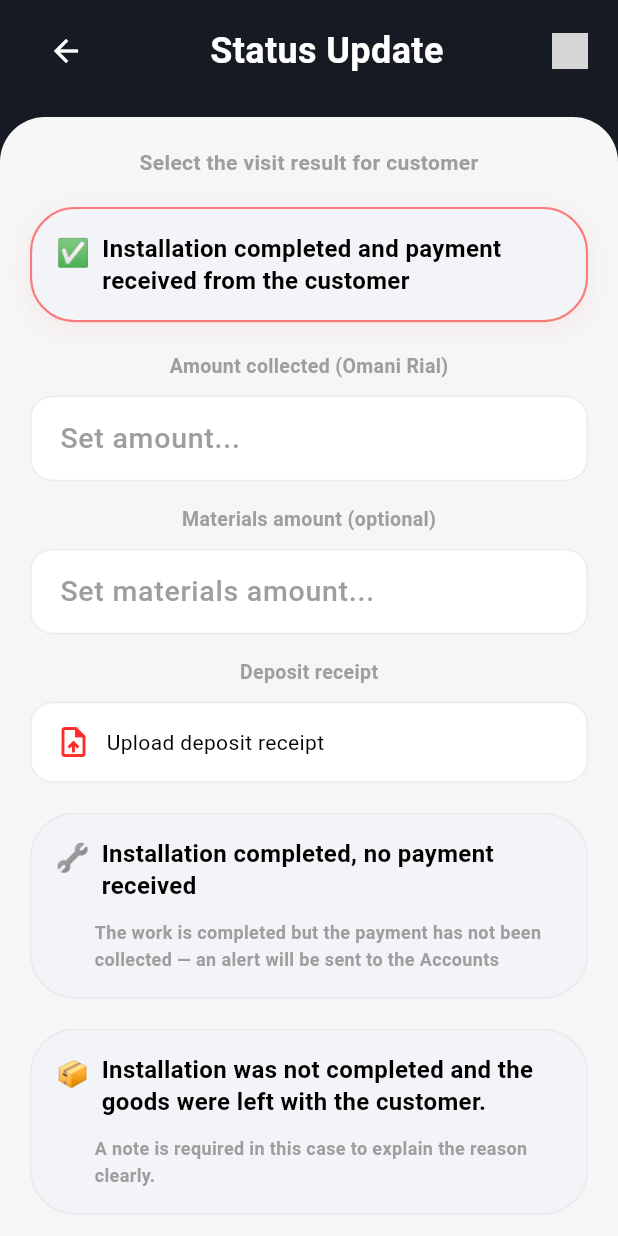
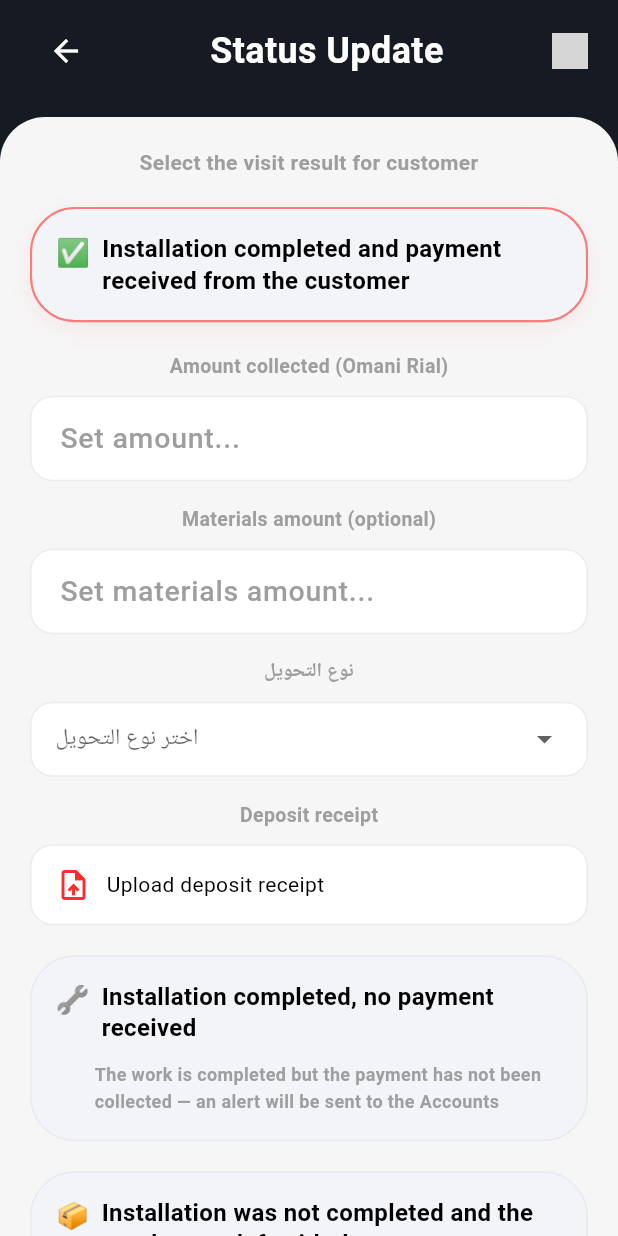
Before and after one commit to Amira098/ZoomProvider, a Flutter app: the StatusUpdateScreen screen opened directly with empty values, on a phone screen of 412 x 824 dp. Run offline on Flutter 3.47's test engine with Material 3 defaults, Android fonts, the phone set to English and light mode, and no system bars; drawn by our look-alikes of skeletonizer; our stand-ins replace bloc, cached_network_image, device_info_plus, dio, easy_localization, equatable and 18 more; missing offline and left inert: flutter_udid, network_info_plus, onesignal_flutter; accounts and stored records are empty; generated files the repository leaves out were written again; network calls fail; Roboto replaces fonts that are missing (Cairo); grey boxes are pictures that could not be loaded.

Commit message:
updateeeeeeeeee  Status Update Screen

```diff
--- a/lib/feature/home/presentation/view/status_update_screen.dart
+++ b/lib/feature/home/presentation/view/status_update_screen.dart
@@ -55,6 +55,22 @@ class _StatusUpdateScreenState extends State<StatusUpdateScreen> {
 
   ProductData? _selectedProduct;
   XFile? _depositReceipt;
+  String? _selectedDepositAccountType;
+
+  static const List<Map<String, String>> _depositAccountOptions = [
+    {
+      'label': 'تم التحويل على حساب الشركة',
+      'value': 'company_transfer',
+    },
+    {
+      'label': 'تم التحويل على حساب الحج مصطفى',
+      'value': 'employee_transfer',
+    },
+    {
+      'label': 'اخذ النقود كاش',
+      'value': 'cash',
+    },
+  ];
 
   bool get _isCompletedWithPayment => _selectedStatus == 0;
   bool get _isCompletedWithoutPayment => _selectedStatus == 1;
@@ -111,6 +127,7 @@ class _StatusUpdateScreenState extends State<StatusUpdateScreen> {
 
     _selectedProduct = null;
     _depositReceipt = null;
+    _selectedDepositAccountType = null;
   }
 
   void _onStatusSelected(int index) {
@@ -204,6 +221,11 @@ class _StatusUpdateScreenState extends State<StatusUpdateScreen> {
         return;
       }
 
+      if (_selectedDepositAccountType == null) {
+        _showMessage('Please select deposit account type', isError: true);
+        return;
+      }
+
       if (_depositReceipt == null) {
         _showMessage('Please upload deposit receipt', isError: true);
         return;
@@ -220,6 +242,7 @@ class _StatusUpdateScreenState extends State<StatusUpdateScreen> {
         servicesIds: widget.servicesIds,
         materials: materials,
         depositReceipt: _depositReceipt!,
+        depositAccountType: _selectedDepositAccountType!,
       );
       return;
     }
@@ -497,6 +520,8 @@ class _StatusUpdateScreenState extends State<StatusUpdateScreen> {
                                                 validator: _validateMaterials,
                                               ),
                                               const SizedBox(height: 16),
+                                              _buildDepositAccountTypeDropdown(),
+                                              const SizedBox(height: 16),
                                               _buildReceiptPicker(),
                                             ],
 
@@ -548,7 +573,8 @@ class _StatusUpdateScreenState extends State<StatusUpdateScreen> {
                                                   is ProductsInOrdersLoading) {
                                                     return Skeletonizer(
                                                       enabled: true,
-                                                      child: _buildProductFields(
+                                                      child:
+                                                      _buildProductFields(
                                                         [
                                                           const ProductData(
                                                             name: 'Loading...',
@@ -729,8 +755,7 @@ class _StatusUpdateScreenState extends State<StatusUpdateScreen> {
               children: [
                 Icon(
                   hasReceipt ? Icons.check_circle : Icons.upload_file,
-                  color:
-                  hasReceipt ? Colors.green : AppColors.accentRed,
+                  color: hasReceipt ? Colors.green : AppColors.accentRed,
                 ),
                 const SizedBox(width: 10),
                 Expanded(
@@ -930,4 +955,48 @@ class _StatusUpdateScreenState extends State<StatusUpdateScreen> {
       ),
     );
   }
+
+  Widget _buildDepositAccountTypeDropdown() {
+    return Column(
+      crossAxisAlignment: CrossAxisAlignment.start,
+      children: [
+        Center(
+          child: Text(
+            'نوع التحويل',
+            style: const TextStyle(
+              color: Colors.grey,
+              fontSize: 13,
+            ),
+          ),
+        ),
+        const SizedBox(height: 10),
+        Container(
+          padding: const EdgeInsets.symmetric(horizontal: 16),
+          decoration: BoxDecoration(
+            color: Colors.white,
+            borderRadius: BorderRadius.circular(15),
+            border: Border.all(color: Colors.grey.withOpacity(0.2)),
+          ),
+          child: DropdownButtonHideUnderline(
+            child: DropdownButton<String>(
+              isExpanded: true,
+              value: _selectedDepositAccountType,
+              hint: const Text('اختر نوع التحويل',style: TextStyle(fontSize: 15),),
+              items: _depositAccountOptions.map((option) {
+                return DropdownMenuItem<String>(
+                  value: option['value'],
+                  child: Text(option['label']!,style: TextStyle(fontSize: 15),),
+                );
+              }).toList(),
+              onChanged: (value) {
+                setState(() {
+                  _selectedDepositAccountType = value;
+                });
+              },
+            ),
+          ),
+        ),
+      ],
+    );
+  }
 }
--- a/lib/feature/home/presentation/view_model/completed_paid/completed_paid_cubit.dart
+++ b/lib/feature/home/presentation/view_model/completed_paid/completed_paid_cubit.dart
@@ -20,6 +20,7 @@ class CompletedPaidCubit extends Cubit<CompletedPaidState> {
     required List<int> servicesIds,
     double? materials,
     required XFile depositReceipt,
+    required String depositAccountType,
   }) async {
     emit(const CompletedPaidLoading());
 
@@ -32,6 +33,7 @@ class CompletedPaidCubit extends Cubit<CompletedPaidState> {
           depositReceipt.path,
           filename: depositReceipt.name,
         ),
+        'deposit_account_type':depositAccountType,
       });
 
       final result = await repository.completedPaid(orderId, formData);
```
